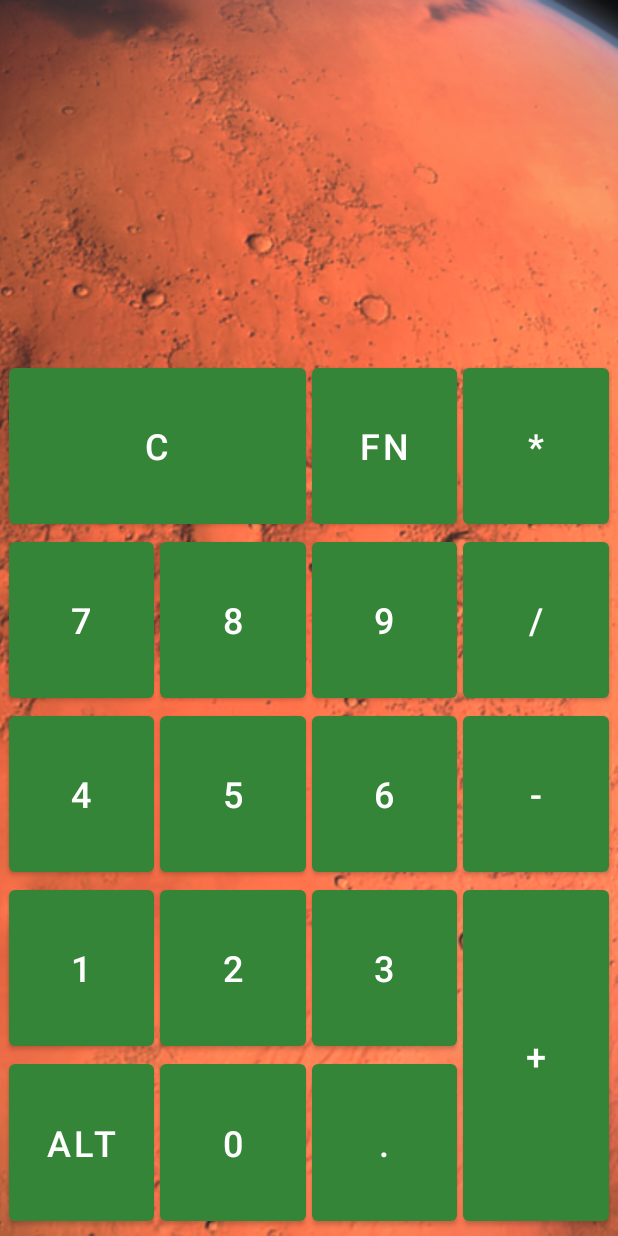
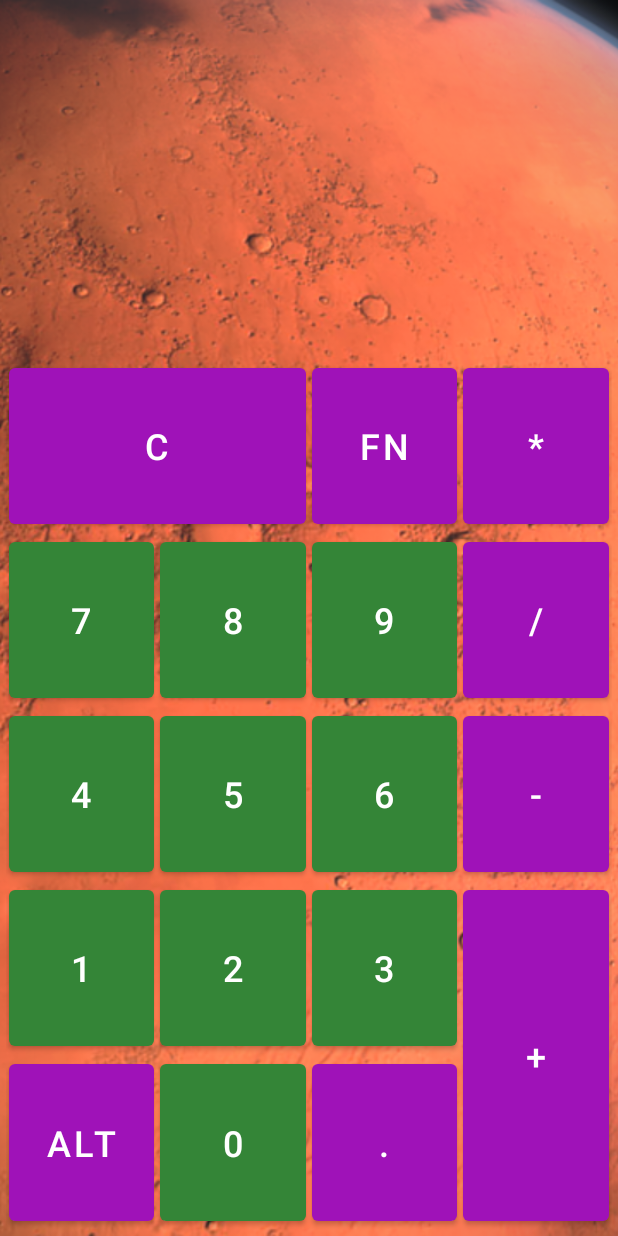
Before and after one commit to Aristman/MarsCalculator, an Android app: the screen it shows after launch (MainActivity), on a phone screen of 412 x 824 dp. Run offline under Robolectric (Android 15) with nearby library versions, the phone set to English and light mode, and no system bars.

Commit message:
Добавлены новые стили для кнопок. Перенесен контент из разметки в стили кнопок

```diff
--- a/app/src/main/res/layout/activity_main.xml
+++ b/app/src/main/res/layout/activity_main.xml
@@ -48,163 +48,91 @@
 
             <com.google.android.material.button.MaterialButton
                 android:id="@+id/button_c"
-                style="@style/CalculatorButton"
-                android:layout_width="0dp"
-                android:layout_height="0dp"
-                android:layout_rowWeight="1"
-                android:layout_columnWeight="1"
+                style="@style/CalculatorButton.FuncButton"
                 android:layout_columnSpan="2"
                 android:text="@string/btn_C" />
 
             <com.google.android.material.button.MaterialButton
                 android:id="@+id/button_fn"
-                style="@style/CalculatorButton"
-                android:layout_width="0dp"
-                android:layout_height="0dp"
-                android:layout_rowWeight="1"
-                android:layout_columnWeight="1"
+                style="@style/CalculatorButton.FuncButton"
                 android:text="@string/btn_fn" />
 
             <com.google.android.material.button.MaterialButton
                 android:id="@+id/button_multi"
-                style="@style/CalculatorButton"
-                android:layout_width="0dp"
-                android:layout_height="0dp"
-                android:layout_rowWeight="1"
-                android:layout_columnWeight="1"
+                style="@style/CalculatorButton.FuncButton"
                 android:text="@string/btn_multi" />
 
             <com.google.android.material.button.MaterialButton
                 android:id="@+id/button_7"
-                style="@style/CalculatorButton"
-                android:layout_width="0dp"
-                android:layout_height="0dp"
-                android:layout_rowWeight="1"
-                android:layout_columnWeight="1"
+                style="@style/CalculatorButton.NumericButton"
                 android:text="@string/btn_7" />
 
             <com.google.android.material.button.MaterialButton
                 android:id="@+id/button_8"
-                style="@style/CalculatorButton"
-                android:layout_width="0dp"
-                android:layout_height="0dp"
-                android:layout_rowWeight="1"
-                android:layout_columnWeight="1"
+                style="@style/CalculatorButton.NumericButton"
                 android:text="@string/btn_8" />
 
             <com.google.android.material.button.MaterialButton
                 android:id="@+id/button_9"
-                style="@style/CalculatorButton"
-                android:layout_width="0dp"
-                android:layout_height="0dp"
-                android:layout_rowWeight="1"
-                android:layout_columnWeight="1"
+                style="@style/CalculatorButton.NumericButton"
                 android:text="@string/btn_9" />
 
             <com.google.android.material.button.MaterialButton
                 android:id="@+id/button_div"
-                style="@style/CalculatorButton"
-                android:layout_width="0dp"
-                android:layout_height="0dp"
-                android:layout_rowWeight="1"
-                android:layout_columnWeight="1"
+                style="@style/CalculatorButton.FuncButton"
                 android:text="@string/btn_div" />
             <com.google.android.material.button.MaterialButton
                 android:id="@+id/button_4"
-                style="@style/CalculatorButton"
-                android:layout_width="0dp"
-                android:layout_height="0dp"
-                android:layout_rowWeight="1"
-                android:layout_columnWeight="1"
+                style="@style/CalculatorButton.NumericButton"
                 android:text="@string/btn_4" />
 
             <com.google.android.material.button.MaterialButton
                 android:id="@+id/button_5"
-                style="@style/CalculatorButton"
-                android:layout_width="0dp"
-                android:layout_height="0dp"
-                android:layout_rowWeight="1"
-                android:layout_columnWeight="1"
+                style="@style/CalculatorButton.NumericButton"
                 android:text="@string/btn_5" />
 
             <com.google.android.material.button.MaterialButton
                 android:id="@+id/button_6"
-                style="@style/CalculatorButton"
-                android:layout_width="0dp"
-                android:layout_height="0dp"
-                android:layout_rowWeight="1"
-                android:layout_columnWeight="1"
+                style="@style/CalculatorButton.NumericButton"
                 android:text="@string/btn_6" />
 
             <com.google.android.material.button.MaterialButton
                 android:id="@+id/button_minus"
-                style="@style/CalculatorButton"
-                android:layout_width="0dp"
-                android:layout_height="0dp"
-                android:layout_rowWeight="1"
-                android:layout_columnWeight="1"
+                style="@style/CalculatorButton.FuncButton"
                 android:text="@string/btn_minus" />
             <com.google.android.material.button.MaterialButton
                 android:id="@+id/button_1"
-                style="@style/CalculatorButton"
-                android:layout_width="0dp"
-                android:layout_height="0dp"
-                android:layout_rowWeight="1"
-                android:layout_columnWeight="1"
+                style="@style/CalculatorButton.NumericButton"
                 android:text="@string/btn_1" />
 
             <com.google.android.material.button.MaterialButton
                 android:id="@+id/button_2"
-                style="@style/CalculatorButton"
-                android:layout_width="0dp"
-                android:layout_height="0dp"
-                android:layout_rowWeight="1"
-                android:layout_columnWeight="1"
+                style="@style/CalculatorButton.NumericButton"
                 android:text="@string/btn_2" />
 
             <com.google.android.material.button.MaterialButton
                 android:id="@+id/button_3"
-                style="@style/CalculatorButton"
-                android:layout_width="0dp"
-                android:layout_height="0dp"
-                android:layout_rowWeight="1"
-                android:layout_columnWeight="1"
+                style="@style/CalculatorButton.NumericButton"
                 android:text="@string/btn_3" />
 
             <com.google.android.material.button.MaterialButton
                 android:id="@+id/button_plus"
-                style="@style/CalculatorButton"
-                android:layout_width="0dp"
-                android:layout_height="0dp"
-                android:layout_rowWeight="1"
-                android:layout_columnWeight="1"
+                style="@style/CalculatorButton.FuncButton"
                 android:layout_rowSpan="2"
                 android:text="@string/btn_plus" />
             <com.google.android.material.button.MaterialButton
                 android:id="@+id/button_alt"
-                style="@style/CalculatorButton"
-                android:layout_width="0dp"
-                android:layout_height="0dp"
-                android:layout_rowWeight="1"
-                android:layout_columnWeight="1"
+                style="@style/CalculatorButton.FuncButton"
                 android:text="@string/btn_alt" />
 
             <com.google.android.material.button.MaterialButton
                 android:id="@+id/button_0"
-                style="@style/CalculatorButton"
-                android:layout_width="0dp"
-                android:layout_height="0dp"
-                android:layout_rowWeight="1"
-                android:layout_columnWeight="1"
+                style="@style/CalculatorButton.NumericButton"
                 android:text="@string/btn_0" />
 
             <com.google.android.material.button.MaterialButton
                 android:id="@+id/button_dot"
-                style="@style/CalculatorButton"
-                android:layout_width="0dp"
-                android:layout_height="0dp"
-                android:layout_rowWeight="1"
-                android:layout_columnWeight="1"
+                style="@style/CalculatorButton.FuncButton"
                 android:text="@string/btn_dot" />
 
         </GridLayout>
--- a/app/src/main/res/values/colors.xml
+++ b/app/src/main/res/values/colors.xml
@@ -8,5 +8,5 @@
     <color name="black">#FF000000</color>
     <color name="white">#FFFFFFFF</color>
     <color name="display_text">#FFFF55</color>
-     <color name="calc_button">#348537</color>
+     <color name="calc_button_green">#348537</color>
 </resources>
--- a/app/src/main/res/values/styles.xml
+++ b/app/src/main/res/values/styles.xml
@@ -2,14 +2,27 @@
 <resources>
 
     <style name="CalculatorButton">
+        <item name="android:layout_width">0dp</item>
+        <item name="android:layout_height">0dp</item>
+        <item name="android:layout_rowWeight">1</item>
+        <item name="android:layout_columnWeight">1</item>
         <item name="android:layout_marginEnd">2dp</item>
         <item name="android:layout_marginStart">2dp</item>
         <item name="android:textSize">24sp</item>
-        <item name="backgroundTint">@color/calc_button</item>
+    </style>
+
+    <style name="CalculatorButton.NumericButton" parent="CalculatorButton">
+        <item name="backgroundTint">@color/calc_button_green</item>
+    </style>
+
+    <style name="CalculatorButton.FuncButton" parent="CalculatorButton">
+        <item name="backgroundTint">@color/calc_button_pink</item>
     </style>
 
     <style name="display_text">
         <item name="android:textSize">24sp</item>
         <item name="android:textColor">@color/display_text</item>
     </style>
+
+    <color name="calc_button_pink">#9F12B8</color>
 </resources>
```
